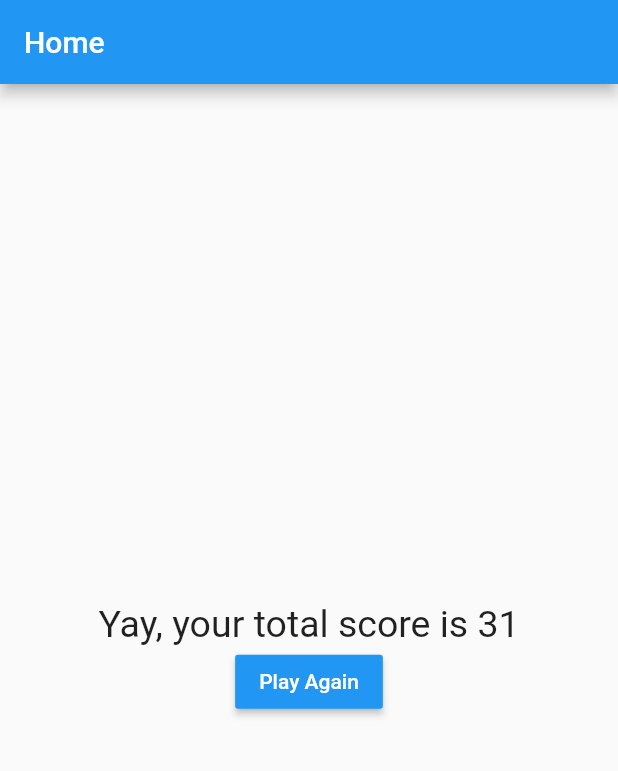
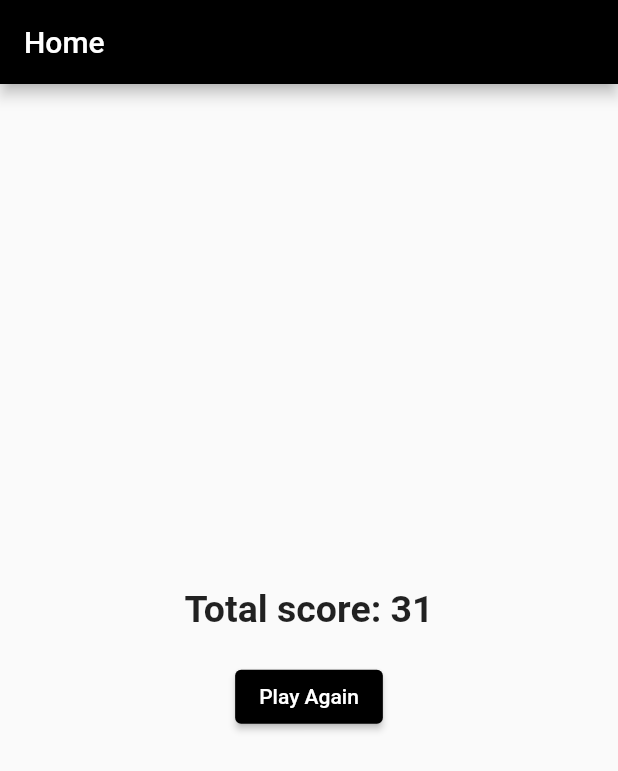
Before and after one commit to iarmankhan/flutter-practice-1, a Flutter app: the screen it shows after launch, after a tap on "Black", after a tap on "Lion", after a tap on "Dancing", on a phone screen of 412 x 824 dp. Shown: the top 771 px of the screen. Run offline on Flutter 3.47's test engine with Material 2 defaults, Android fonts, the light colour scheme and no system bars.

Commit message:
:lipstick: styling the app

```diff
--- a/lib/answer.dart
+++ b/lib/answer.dart
@@ -9,12 +9,14 @@ class AnswerButton extends StatelessWidget {
   Widget build(BuildContext context) {
     return Container(
       width: double.infinity,
-      margin: EdgeInsets.only(left: 10, right: 10),
-      child: RaisedButton(
-        color: Colors.deepOrange,
-        textColor: Colors.white,
+      margin: EdgeInsets.only(left: 20, right: 20),
+      child: ElevatedButton(
         child: Text(text),
         onPressed: onPress,
+        style: ElevatedButton.styleFrom(
+          primary: Colors.black,
+          onPrimary: Colors.white,
+        ),
       ),
     );
   }
--- a/lib/main.dart
+++ b/lib/main.dart
@@ -58,6 +58,7 @@ class _MyAppState extends State<MyApp> {
   void reset() {
     setState(() {
       _questionIndex = 0;
+      _totalScore = 0;
     });
   }
 
@@ -67,6 +68,8 @@ class _MyAppState extends State<MyApp> {
       home: Scaffold(
         appBar: AppBar(
           title: Text("Home"),
+          backgroundColor: Colors.black,
+          brightness: Brightness.dark,
         ),
         body: _questionIndex < questions.length
             ? Quiz(
--- a/lib/question.dart
+++ b/lib/question.dart
@@ -10,10 +10,10 @@ class Question extends StatelessWidget {
   Widget build(BuildContext context) {
     return Container(
       width: double.infinity,
-      margin: EdgeInsets.all(10),
+      margin: EdgeInsets.only(left: 10, right: 10, bottom: 30),
       child: Text(
         questionText,
-        style: TextStyle(fontSize: 28),
+        style: TextStyle(fontSize: 26, fontWeight: FontWeight.w500),
         textAlign: TextAlign.center,
       ),
     );
--- a/lib/quiz.dart
+++ b/lib/quiz.dart
@@ -17,6 +17,7 @@ class Quiz extends StatelessWidget {
   Widget build(BuildContext context) {
     return Container(
       child: Column(
+        mainAxisAlignment: MainAxisAlignment.center,
         children: <Widget>[
           Question(questions[questionIndex]['question'] as String),
           ...(questions[questionIndex]['answers'] as List<Map<String, Object>>)
--- a/lib/result.dart
+++ b/lib/result.dart
@@ -13,16 +13,21 @@ class Result extends StatelessWidget {
         child: Column(
           mainAxisAlignment: MainAxisAlignment.center,
           children: [
-            Text(
-              "Yay, your total score is " + totalScore.toString(),
-              style: TextStyle(fontSize: 25),
+            Container(
+              margin: EdgeInsets.only(bottom: 20),
+              child: Text(
+                "Total score: " + totalScore.toString(),
+                style: TextStyle(fontSize: 25, fontWeight: FontWeight.bold),
+              ),
             ),
-            RaisedButton(
+            ElevatedButton(
               onPressed: reset,
               child: Text("Play Again"),
-              color: Colors.blue,
-              textColor: Colors.white,
-            )
+              style: ElevatedButton.styleFrom(
+                primary: Colors.black,
+                onPrimary: Colors.white,
+              ),
+            ),
           ],
         ),
       ),
```
